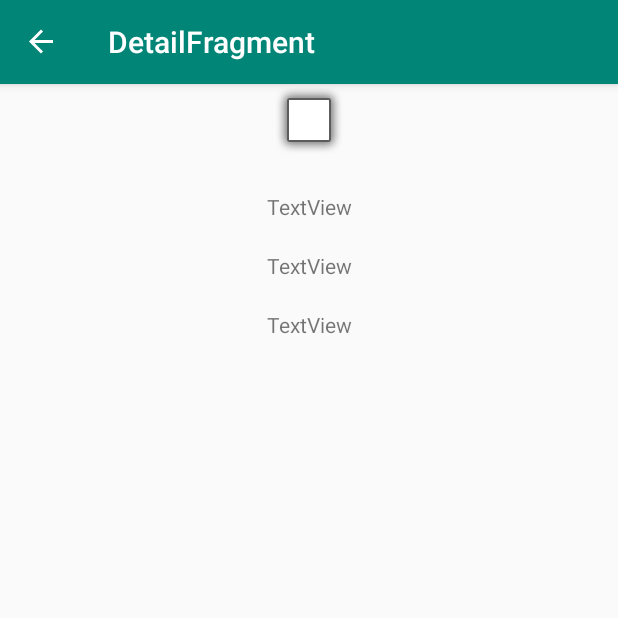
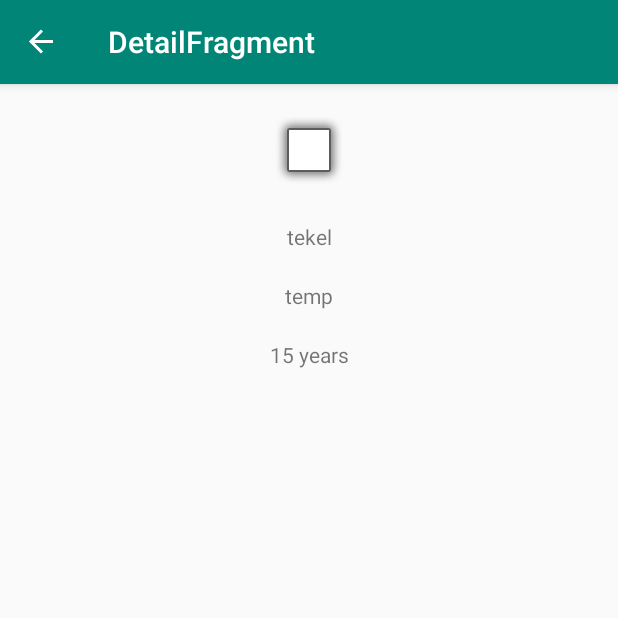
Before and after one commit to ionutlearning/jetpackOne, an Android app: the DetailFragment screen opened through its navigation route, on a phone screen of 412 x 824 dp, the top half of it. Run offline under Robolectric (Android 15) with nearby library versions, the phone set to English and light mode, and no system bars; our stand-ins replace data binding, navigation-ui.

Commit message:
liveData + viewModel 2

```diff
--- a/app/src/main/java/com/example/jetpackone/view/DetailFragment.kt
+++ b/app/src/main/java/com/example/jetpackone/view/DetailFragment.kt
@@ -2,21 +2,24 @@ package com.example.jetpackone.view
 
 
 import android.os.Bundle
-import androidx.fragment.app.Fragment
 import android.view.LayoutInflater
 import android.view.View
 import android.view.ViewGroup
-import androidx.navigation.Navigation
-
+import androidx.fragment.app.Fragment
+import androidx.lifecycle.Observer
+import androidx.lifecycle.ViewModelProviders
 import com.example.jetpackone.R
+import com.example.jetpackone.viewmodel.DetailViewModel
 import kotlinx.android.synthetic.main.fragment_detail.*
-import kotlinx.android.synthetic.main.fragment_list.*
 
 /**
  * A simple [Fragment] subclass.
  */
 class DetailFragment : Fragment() {
-private var uuid : Int = 0
+
+    private var uuid: Int = 0
+    private lateinit var viewModel: DetailViewModel
+
     override fun onCreateView(
         inflater: LayoutInflater, container: ViewGroup?,
         savedInstanceState: Bundle?
@@ -28,8 +31,22 @@ private var uuid : Int = 0
     override fun onViewCreated(view: View, savedInstanceState: Bundle?) {
         super.onViewCreated(view, savedInstanceState)
 
+
         arguments?.let {
             uuid = DetailFragmentArgs.fromBundle(it).dogUuid
         }
+
+        viewModel = ViewModelProviders.of(this).get(DetailViewModel::class.java)
+        viewModel.fetch()
+
+        observeViewModel()
+    }
+
+    private fun observeViewModel() {
+        viewModel.detail.observe(this, Observer { dogBreed ->
+            breed.text = dogBreed.dogBreed
+            temperament.text = dogBreed.temperament
+            lifespan.text = dogBreed.lifeSpan
+        })
     }
 }
--- a/app/src/main/java/com/example/jetpackone/view/DogAdapter.kt
+++ b/app/src/main/java/com/example/jetpackone/view/DogAdapter.kt
@@ -3,6 +3,7 @@ package com.example.jetpackone.view
 import android.view.LayoutInflater
 import android.view.View
 import android.view.ViewGroup
+import androidx.navigation.Navigation
 import androidx.recyclerview.widget.RecyclerView
 import com.example.jetpackone.R
 import com.example.jetpackone.model.DogBreed
@@ -29,6 +30,9 @@ class DogAdapter(private val dogsList: ArrayList<DogBreed>) :
         val dog = dogsList[position]
         holder.view.name.text = dog.dogBreed
         holder.view.lifespan.text = dog.lifeSpan
+        holder.view.setOnClickListener() {
+            Navigation.findNavController(it).navigate(ListFragmentDirections.actionDetailFragment())
+        }
     }
 
     class DogViewHolder(var view: View) : RecyclerView.ViewHolder(view)
--- /dev/null
+++ b/app/src/main/java/com/example/jetpackone/viewmodel/DetailViewModel.kt
@@ -0,0 +1,14 @@
+package com.example.jetpackone.viewmodel
+
+import androidx.lifecycle.MutableLiveData
+import androidx.lifecycle.ViewModel
+import com.example.jetpackone.model.DogBreed
+
+class DetailViewModel : ViewModel() {
+    val detail = MutableLiveData<DogBreed>()
+
+    fun fetch() {
+        val dog = DogBreed("1", "tekel", "15 years", "group", "for", "temp", "")
+        detail.value = dog
+    }
+}
--- a/app/src/main/res/layout/fragment_detail.xml
+++ b/app/src/main/res/layout/fragment_detail.xml
@@ -5,6 +5,7 @@
 
     <androidx.constraintlayout.widget.ConstraintLayout
         android:layout_width="match_parent"
+        android:padding="20dp"
         android:layout_height="match_parent"
         tools:context=".view.DetailFragment">
 
@@ -18,7 +19,7 @@
             tools:layout_editor_absoluteY="89dp" />
 
         <TextView
-            android:id="@+id/dogName"
+            android:id="@+id/breed"
             android:layout_width="wrap_content"
             android:layout_height="wrap_content"
             android:text="TextView"
@@ -28,23 +29,23 @@
             app:layout_constraintTop_toBottomOf="@+id/dogImg" />
 
         <TextView
-            android:id="@+id/dogPurpose"
+            android:id="@+id/temperament"
             android:layout_width="wrap_content"
             android:layout_height="wrap_content"
             android:text="TextView"
             android:layout_marginTop="20dp"
             app:layout_constraintEnd_toEndOf="parent"
             app:layout_constraintStart_toStartOf="parent"
-            app:layout_constraintTop_toBottomOf="@+id/dogName" />
+            app:layout_constraintTop_toBottomOf="@+id/breed" />
 
         <TextView
-            android:id="@+id/dogAge"
+            android:id="@+id/lifespan"
             android:layout_width="wrap_content"
             android:layout_height="wrap_content"
             android:text="TextView"
             android:layout_marginTop="20dp"
             app:layout_constraintEnd_toEndOf="parent"
             app:layout_constraintStart_toStartOf="parent"
-            app:layout_constraintTop_toBottomOf="@+id/dogPurpose" />
+            app:layout_constraintTop_toBottomOf="@+id/temperament" />
     </androidx.constraintlayout.widget.ConstraintLayout>
 </layout>
```
